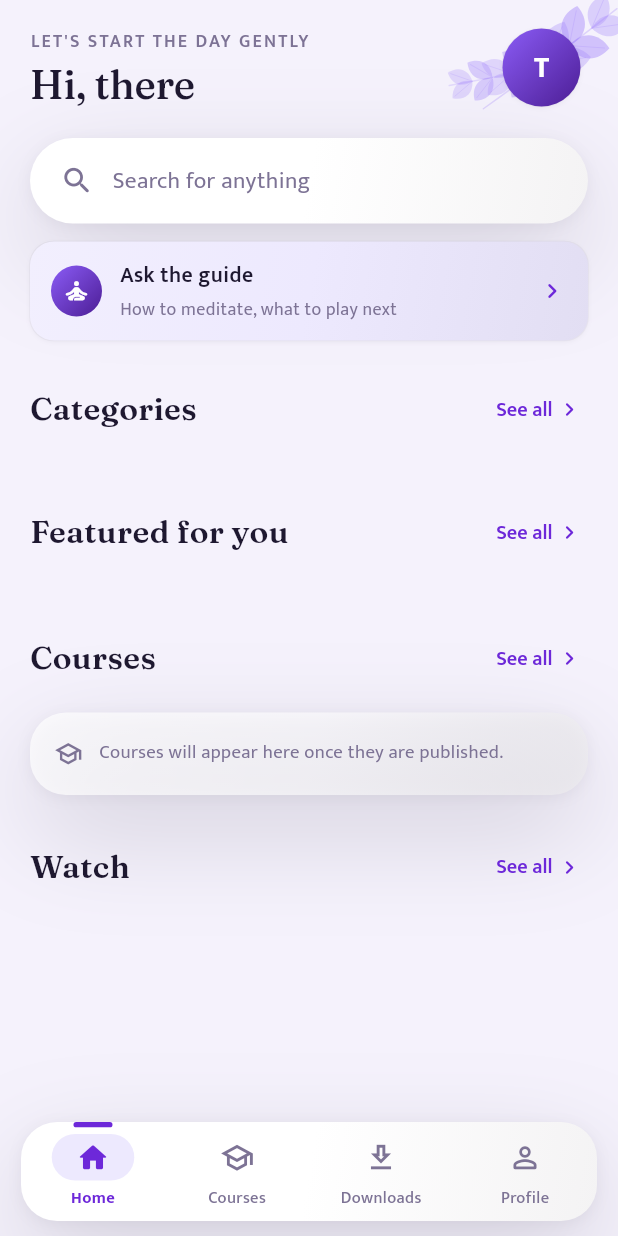
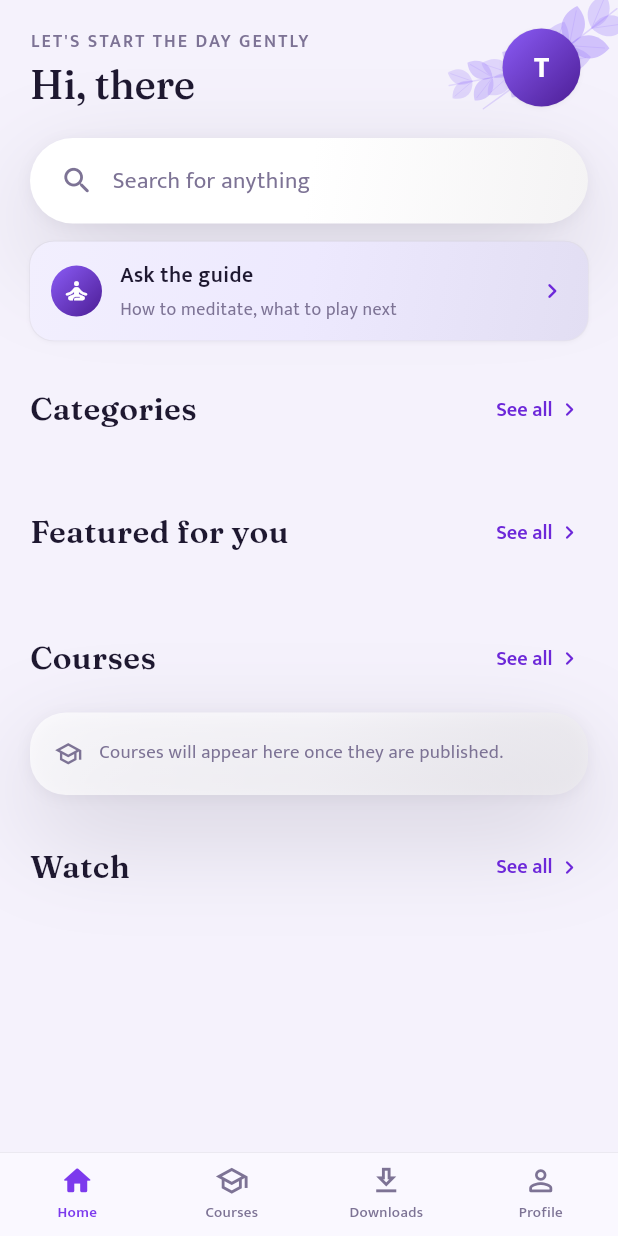
Before and after one commit to cyberking-coder/Rishi_app2, a Flutter app: the screen it shows once a user with an empty profile is signed in, on a phone screen of 412 x 824 dp. Run offline on Flutter 3.47's test engine with Material 3 defaults, Android fonts, the phone set to English and light mode, and no system bars; our stand-ins replace audio_service, chewie, device_info_plus, firebase_core, firebase_messaging, flutter_local_notifications and 10 more; missing offline and left inert: pointycastle; accounts and stored records are empty; network calls fail.

Commit message:
Replace the floating nav pill with the design's edge-to-edge bar
The v3 design puts the tab bar on the page's own bottom edge — full
width, a hairline top rule, 56pt, colour-only active state — rather than
floating it inside a rounded card. The chip behind the active icon and
the rule above it are gone with it: on a near-white bar with no solid
ground under them, both read as smudges rather than as indicators.

Deliberately not a BackdropFilter, though the design calls for frosted
glass. The shell lays the bar out in a Column below the page, so there
is nothing behind it to blur — a filter here would cost a full-screen
blur every frame and show nothing for it. Real glass needs the shell to
become a Stack with the page running underneath, which in turn means
giving every screen bottom padding so its last row is not hidden behind
the bar. That is a change worth making deliberately rather than
smuggling into a restyle, and the comment says so.

Not compiled — no Flutter toolchain here. Braces and parens balance,
which is the most this environment can check.

Co-Authored-By: Claude Opus 5 <noreply@anthropic.com>
Claude-Session: https://claude.ai/code/session_01QAekPFiqRdxurD3Bhzvu4J

```diff
--- a/mobile_app/lib/app/widgets/app_shell.dart
+++ b/mobile_app/lib/app/widgets/app_shell.dart
@@ -58,22 +58,27 @@ class _BottomNav extends StatelessWidget {
 
   @override
   Widget build(BuildContext context) {
-    // A floating bar rather than a full-width edge-to-edge one: it sits
-    // inset from all three sides so the page's background — the misty
-    // hills on Downloads and Profile — carries on running underneath it,
-    // which is what makes those screens read as one continuous scene.
-    return SafeArea(
+    // Edge to edge, replacing the floating pill: the design puts the bar
+    // on the page's own edge rather than hovering it inside a card.
+    //
+    // Deliberately NOT a BackdropFilter. The shell lays this out in a
+    // Column below the page, so nothing is behind the bar to blur — a
+    // filter here would cost a full-screen blur every frame and show
+    // nothing for it. Real glass needs the shell to become a Stack with
+    // the page running underneath, which means giving every screen
+    // bottom padding so its last row is not hidden. That is a change
+    // worth making on its own rather than smuggled into a restyle.
+    return DecoratedBox(
+      decoration: const BoxDecoration(
+        color: Color(0xFAFAF8FF),
+        border: Border(
+          top: BorderSide(color: AppTheme.border, width: 0.5),
+        ),
+      ),
+      child: SafeArea(
         top: false,
-      child: Padding(
-        padding: const EdgeInsets.fromLTRB(14, 0, 14, 10),
-        child: Container(
-          decoration: BoxDecoration(
-            gradient: AppTheme.clayFill(AppTheme.surface),
-            borderRadius: BorderRadius.circular(AppTheme.radiusCard),
-            boxShadow: AppTheme.cardShadow,
-          ),
         child: SizedBox(
-            height: 66,
+          height: 56,
           child: Row(
             children: [
               _NavItem(
@@ -115,7 +120,6 @@ class _BottomNav extends StatelessWidget {
           ),
         ),
       ),
-      ),
     );
   }
 
@@ -144,61 +148,28 @@ class _NavItem extends StatelessWidget {
 
   @override
   Widget build(BuildContext context) {
-    final color = selected ? AppTheme.sageDark : AppTheme.textSecondary;
+    // Colour alone carries the active state now — no chip behind the
+    // icon and no rule above it. On a translucent bar both of those read
+    // as smudges rather than as indicators, because there is no solid
+    // ground for them to sit on.
+    final color = selected ? AppTheme.sage : AppTheme.textSecondary;
 
     return Expanded(
       child: InkWell(
         onTap: onTap,
-        borderRadius: BorderRadius.circular(AppTheme.radiusCard),
-        child: Stack(
-          alignment: Alignment.center,
-          children: [
-            // The short rule above the active tab. Sits on the bar's own
-            // top edge, which is what ties the indicator to the bar
-            // rather than to the icon floating below it.
-            if (selected)
-              Positioned(
-                top: 0,
-                child: Container(
-                  width: 26,
-                  height: 3.5,
-                  decoration: BoxDecoration(
-                    color: AppTheme.sageDark,
-                    borderRadius: BorderRadius.circular(AppTheme.radiusPill),
-                  ),
-                ),
-              ),
-            Column(
+        child: Column(
           mainAxisAlignment: MainAxisAlignment.center,
           children: [
-                Container(
-                  padding:
-                      const EdgeInsets.symmetric(horizontal: 16, vertical: 4),
-                  decoration: BoxDecoration(
-                    // A soft chip behind the active icon only. On the
-                    // inactive ones it would turn the bar into four
-                    // buttons, which is the look the floating bar exists
-                    // to get away from.
-                    color: selected ? AppTheme.sageSoft : Colors.transparent,
-                    borderRadius: BorderRadius.circular(AppTheme.radiusPill),
-                  ),
-                  child: Icon(
-                    selected ? activeIcon : icon,
-                    size: 23,
-                    color: color,
-                  ),
-                ),
+            Icon(selected ? activeIcon : icon, size: 23, color: color),
             const SizedBox(height: 3),
             Text(
               label,
               style: TextStyle(
                 fontFamily: AppTheme.text,
-                    fontSize: 11,
+                fontSize: 10,
                 color: color,
-                    fontWeight: selected ? FontWeight.w700 : FontWeight.w500,
+                fontWeight: selected ? FontWeight.w600 : FontWeight.w500,
               ),
-                ),
-              ],
             ),
           ],
         ),
```
Lines whose indentation alone changed are shown as unchanged.
